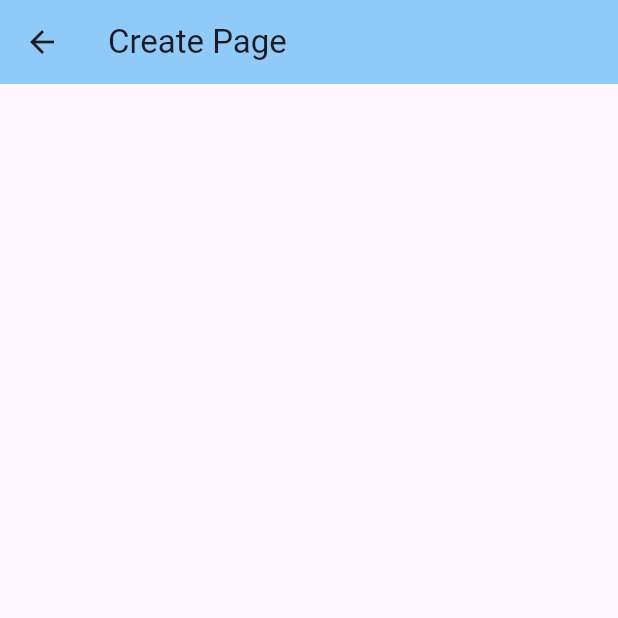
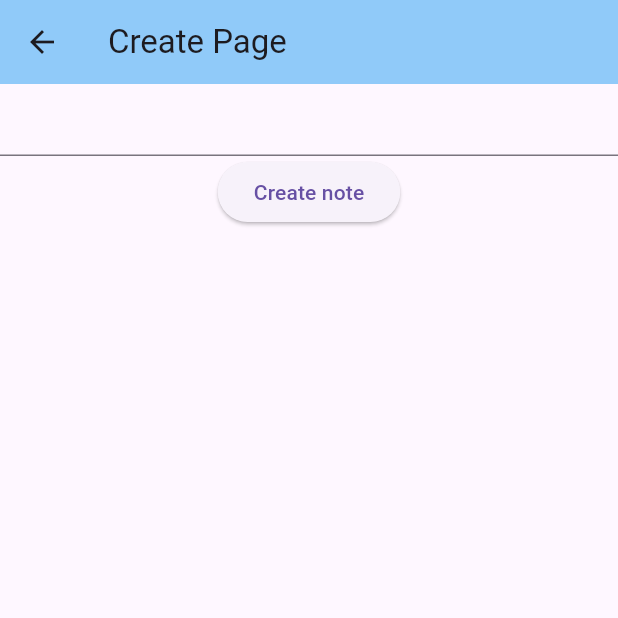
Before and after one commit to ichbinnichts/notes-flutter-django, a Flutter app: the screen it shows after launch, after a tap on the "add" icon, on a phone screen of 412 x 824 dp, the top half of it. Run offline on Flutter 3.47's test engine with Material 3 defaults, Android fonts, the phone set to English and light mode, and no system bars; network calls fail.

Commit message:
feat: add base skeleton in CreatePage

```diff
--- a/notesapp/lib/notes/create.dart
+++ b/notesapp/lib/notes/create.dart
@@ -1,13 +1,20 @@
 import 'package:flutter/material.dart';
+import 'package:http/http.dart';
 
 class CreatePage extends StatefulWidget {
-  const CreatePage({super.key});
+  final Client client;
+
+  const CreatePage({super.key, required this.client});
 
   @override
   State<CreatePage> createState() => _CreatePageState();
 }
 
 class _CreatePageState extends State<CreatePage> {
+  TextEditingController controller = TextEditingController();
+
+  _create() {}
+
   @override
   Widget build(BuildContext context) {
     return Scaffold(
@@ -15,6 +22,17 @@ class _CreatePageState extends State<CreatePage> {
         title: const Text('Create Page'),
         backgroundColor: Colors.blue[200],
       ),
+      body: Column(
+        children: [
+          TextField(
+            controller: controller,
+          ),
+          ElevatedButton(
+            onPressed: () => _create,
+            child: const Text('Create note'),
+          )
+        ],
+      ),
     );
   }
 }
```
